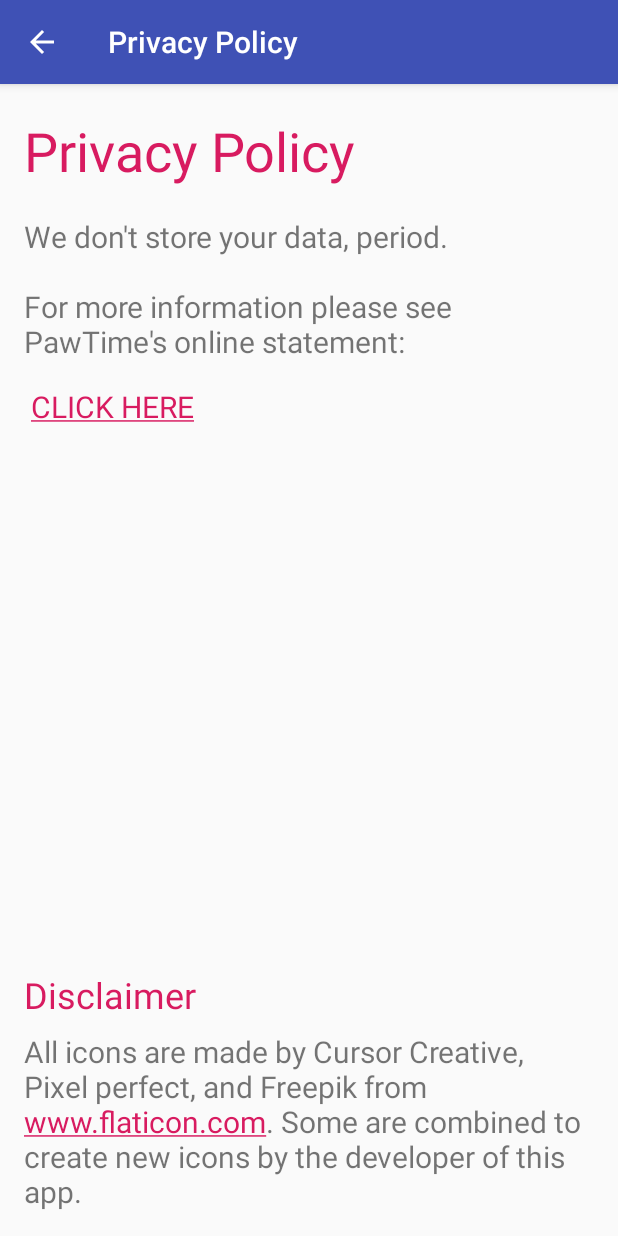
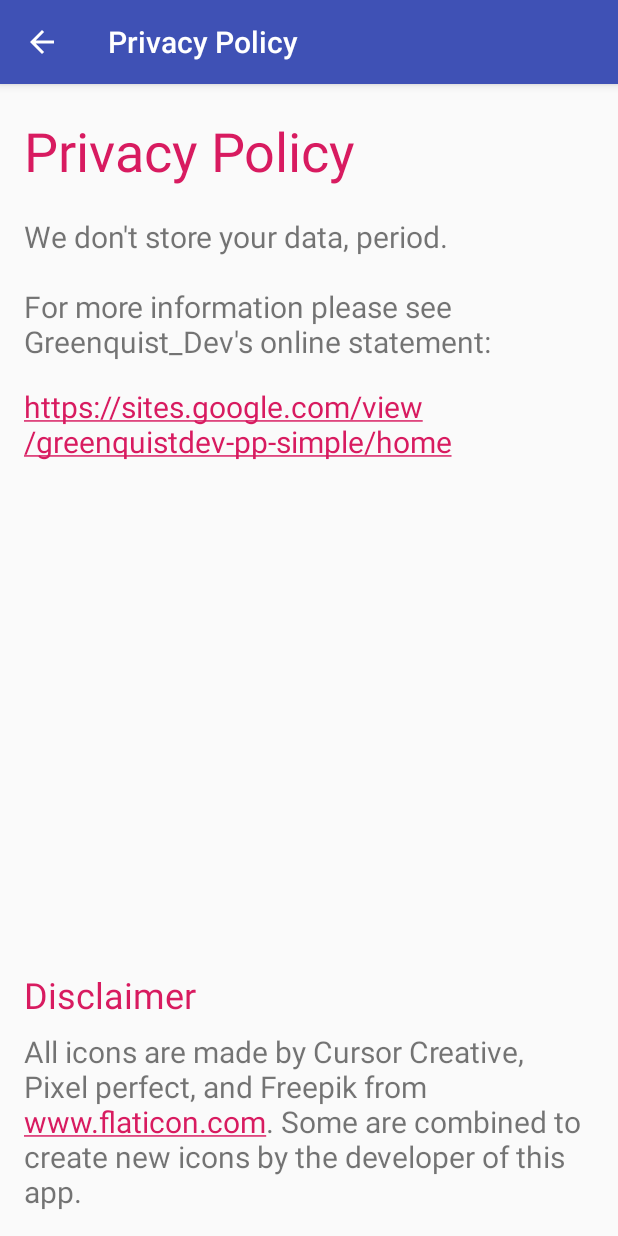
Before and after one commit to lisabg/MyWorkoutApplication, an Android app: the PrivacyActivity screen opened directly, with no data from a screen before it, on a phone screen of 412 x 824 dp. Run offline under Robolectric (Android 15) with nearby library versions, the phone set to English and light mode, and no system bars.

Commit message:
added website to privacy policy

```diff
--- a/app/src/main/res/values/strings.xml
+++ b/app/src/main/res/values/strings.xml
@@ -70,11 +70,9 @@
     <string name="dashboard_privacy_button_text">Privacy</string>
     <string name="privacy_policy_title_text">Privacy Policy</string>
     <string name="privacy_policy_body_text">
-        We don\'t store your data, period.\n\nFor more information please see PawTime\'s online statement:
+        We don\'t store your data, period.\n\nFor more information please see Greenquist_Dev\'s online statement:
     </string>
-    <string name="privacy_url">
-        <a href="https://docs.google.com/document/d/150AFDbB-cVmNMVHCBEZW364hm9zdLckV2gjIBZAHDyo/edit?usp=sharing">CLICK HERE</a>
-    </string>
+    <string name="privacy_url">https://sites.google.com/view/greenquistdev-pp-simple/home</string>
 
     <string name="disclaimer_title_text">Disclaimer</string>
     <string name="disclaimer_body_text">
```
